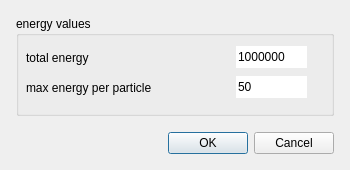
First picture: the form in source/Gui/Dialogs/NewParticlesDialog.ui, repository chrxh/alien, before the edit.
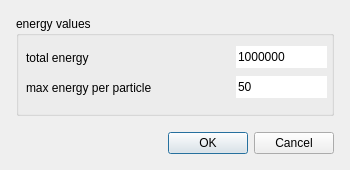
Second picture: the form after the edit.

Commit message: saving dialog widget content to QSettings, part III

Patch:
```diff
--- a/source/Gui/Dialogs/NewParticlesDialog.ui
+++ b/source/Gui/Dialogs/NewParticlesDialog.ui
@@ -71,7 +71,7 @@
        <rect>
         <x>220</x>
         <y>30</y>
-        <width>71</width>
+        <width>91</width>
         <height>22</height>
        </rect>
       </property>
@@ -87,7 +87,7 @@
        <rect>
         <x>220</x>
         <y>60</y>
-        <width>71</width>
+        <width>91</width>
         <height>22</height>
        </rect>
       </property>
```
Left out of the diff: 18 changed lines with no effect on the pictures. The commit also changes 3 other files.
